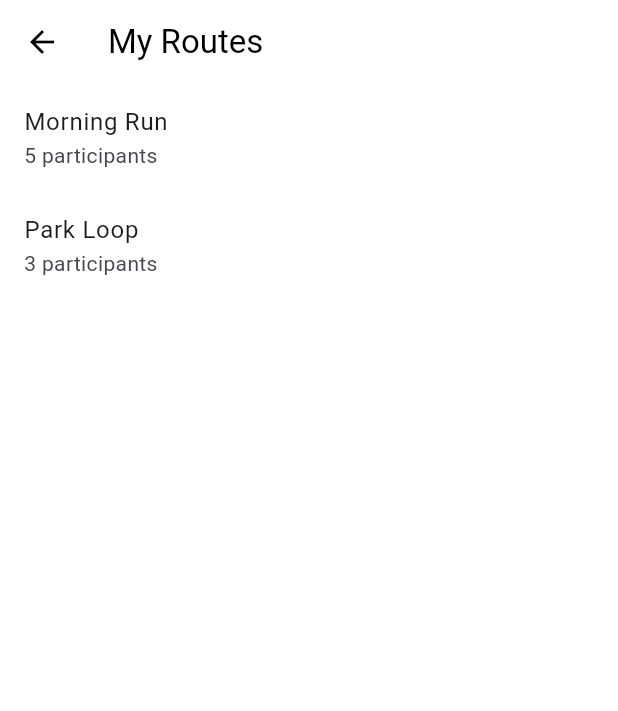
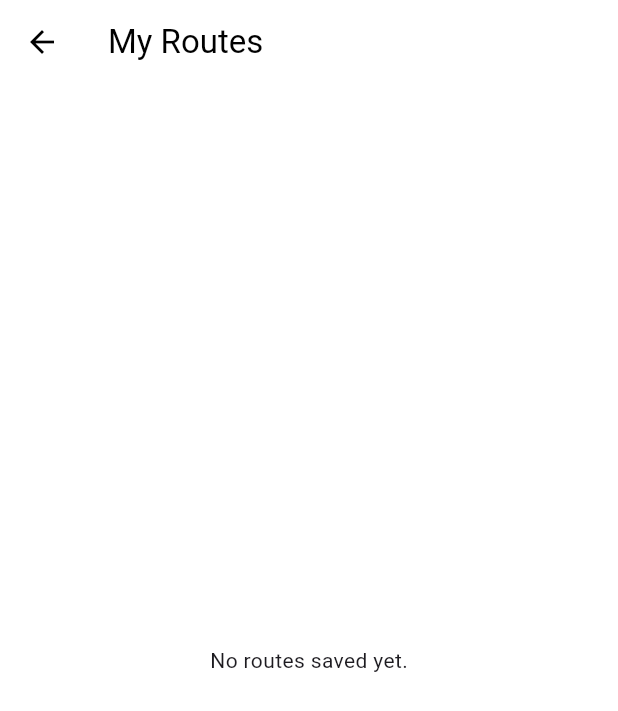
Before and after one commit to hwacho9/running_mate, a Flutter app: the MyRoutesPage screen opened by its route, on a phone screen of 412 x 824 dp. Shown: the top 711 px of the screen. Run offline on Flutter 3.47's test engine with Material 3 defaults, Android fonts, the phone set to English and light mode, and no system bars; our stand-ins replace firebase_core, flutter_map, latlong2, shared_preferences; accounts and stored records are empty.

Commit message:
feat:local storage

```diff
--- a/mobile/lib/screens/my_routes_page.dart
+++ b/mobile/lib/screens/my_routes_page.dart
@@ -1,42 +1,64 @@
 import 'package:flutter/material.dart';
 import 'package:latlong2/latlong.dart';
+import 'package:shared_preferences/shared_preferences.dart';
+import 'dart:convert'; // JSON 변환을 위해 필요
 import 'route_detail_page.dart';
 
-class MyRoutesPage extends StatelessWidget {
-  MyRoutesPage({super.key});
+class MyRoutesPage extends StatefulWidget {
+  const MyRoutesPage({super.key});
 
-  final List<Map<String, dynamic>> mockRoutes = [
-    {
-      "name": "Morning Run",
-      "participants": 5,
-      "route": [LatLng(34.7, 135.2), LatLng(34.71, 135.21)]
-    },
-    {
-      "name": "Park Loop",
-      "participants": 3,
-      "route": [LatLng(34.72, 135.22), LatLng(34.73, 135.23)]
-    },
-  ];
+  @override
+  _MyRoutesPageState createState() => _MyRoutesPageState();
+}
+
+class _MyRoutesPageState extends State<MyRoutesPage> {
+  List<Map<String, dynamic>> _routes = []; // 경로 데이터 저장
+
+  @override
+  void initState() {
+    super.initState();
+    _loadRoutes();
+  }
+
+  // 저장된 경로 불러오기
+  Future<void> _loadRoutes() async {
+    final prefs = await SharedPreferences.getInstance();
+
+    // 저장된 경로 가져오기
+    final savedRoutes = prefs.getStringList('routes') ?? [];
+
+    setState(() {
+      _routes = savedRoutes
+          .map((route) => jsonDecode(route) as Map<String, dynamic>)
+          .toList();
+    });
+  }
 
   @override
   Widget build(BuildContext context) {
     return Scaffold(
       appBar: AppBar(title: const Text('My Routes')),
-      body: ListView.builder(
-        itemCount: mockRoutes.length,
+      body: _routes.isEmpty
+          ? const Center(
+              child: Text('No routes saved yet.'),
+            )
+          : ListView.builder(
+              itemCount: _routes.length,
               itemBuilder: (context, index) {
-          final route = mockRoutes[index];
+                final route = _routes[index];
                 return ListTile(
                   title: Text(route['name']),
-            subtitle: Text('${route['participants']} participants'),
+                  subtitle: Text('${route['points'].length} points'),
                   onTap: () {
                     Navigator.push(
                       context,
                       MaterialPageRoute(
                         builder: (context) => RouteDetailPage(
                           routeName: route['name'],
-                    participants: route['participants'],
-                    routePoints: route['route'],
+                          routePoints: (route['points'] as List)
+                              .map((point) => LatLng(point['lat'] as double,
+                                  point['lng'] as double))
+                              .toList(),
                         ),
                       ),
                     );
--- a/mobile/pubspec.yaml
+++ b/mobile/pubspec.yaml
@@ -35,6 +35,7 @@ dependencies:
     # Use with the CupertinoIcons class for iOS style icons.
     cupertino_icons: ^1.0.8
     firebase_core: ^3.8.0
+    shared_preferences: ^2.3.3
 
 dev_dependencies:
     flutter_test:
@@ -48,6 +49,7 @@ dev_dependencies:
     flutter_lints: ^4.0.0
     flutter_map: ^7.0.2
     latlong2: ^0.9.1
+
 
 # For information on the generic Dart part of this file, see the
 # following page: https://dart.dev/tools/pub/pubspec
```
Also changed, not shown: mobile/lib/screens/route_detail_page.dart (+33 -12 lines), mobile/lib/screens/run_page.dart (+37 -19 lines), mobile/pubspec.lock, 2 other files. Lines whose indentation alone changed are shown as unchanged.
